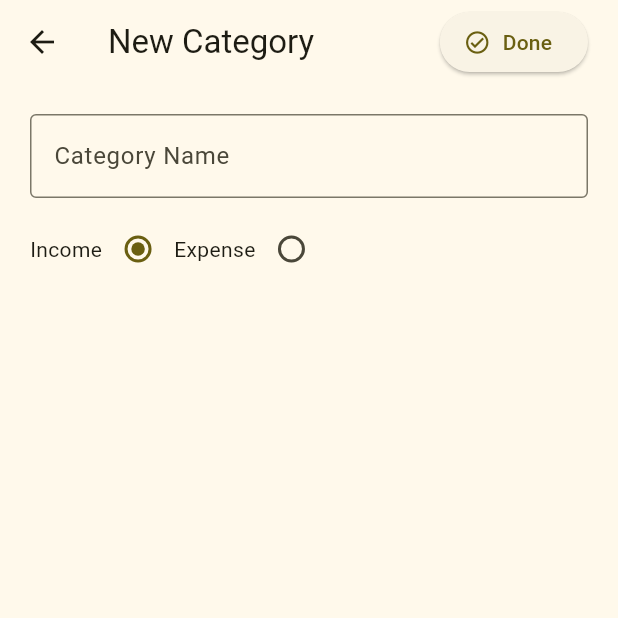
After one commit to shaderone/money_mapper, a Flutter app: the NewCategoryPage screen opened directly, on a phone screen of 412 x 824 dp, the top half of it. The commit adds this screen. Run offline on Flutter 3.47's test engine with Material 2 defaults, Android fonts, the phone set to English and light mode, and no system bars; our stand-ins replace hive_flutter; accounts and stored records are empty.

Commit message:
Create models,db-functions & page to add new category

```diff
--- /dev/null
+++ b/lib/models/category/category_model.dart
@@ -0,0 +1,23 @@
+import 'package:hive_flutter/adapters.dart';
+
+part 'category_model.g.dart';
+
+@HiveType(typeId: 0)
+enum CategoryType {
+  @HiveField(0)
+  income,
+  @HiveField(1)
+  expense,
+}
+
+@HiveType(typeId: 1)
+class CategoryModel extends HiveObject {
+  @HiveField(0)
+  final String categoryName;
+  @HiveField(1)
+  final CategoryType type;
+  @HiveField(2)
+  final bool isDeleted;
+
+  CategoryModel({required this.categoryName, required this.type, this.isDeleted = false});
+}
--- /dev/null
+++ b/lib/screens/pages/category/new_category_page.dart
@@ -0,0 +1,131 @@
+import 'package:flutter/material.dart';
+import 'package:money_management_app/models/category/category_model.dart';
+
+class NewCategoryPage extends StatefulWidget {
+  const NewCategoryPage({super.key});
+
+  @override
+  State<NewCategoryPage> createState() => _NewCategoryPageState();
+}
+
+class _NewCategoryPageState extends State<NewCategoryPage> {
+  static final ValueNotifier<CategoryType> selectedCategoryNotifier = ValueNotifier(CategoryType.income);
+  final _formKey = GlobalKey<FormState>();
+  final _categoryNameController = TextEditingController();
+
+  String? categoryNameInput;
+  @override
+  Widget build(BuildContext context) {
+    return Scaffold(
+      appBar: AppBar(
+        title: const Text("New Category"),
+        actions: [
+          ElevatedButton.icon(
+            onPressed: () => handleNewCategory,
+            label: const Text("Done"),
+            icon: const Icon(Icons.check_circle_outline_outlined),
+          ),
+          const SizedBox(width: 20),
+        ],
+      ),
+      body: SafeArea(
+        child: Padding(
+          padding: const EdgeInsets.symmetric(horizontal: 20, vertical: 10),
+          child: Form(
+            key: _formKey,
+            child: Column(
+              children: [
+                const SizedBox(height: 10),
+                TextFormField(
+                  validator: (value) {
+                    if (value == null || value.isEmpty) {
+                      return "Category name should not be empty";
+                    }
+                    return null;
+                  },
+                  onChanged: (value) {
+                    categoryNameInput = value;
+                  },
+                  onSaved: (newValue) {
+                    _categoryNameController.clear();
+                    _NewCategoryPageState.selectedCategoryNotifier.value = CategoryType.income;
+                  },
+                  controller: _categoryNameController,
+                  decoration: const InputDecoration(
+                    label: Text("Category Name"),
+                    border: OutlineInputBorder(),
+                  ),
+                ),
+                const SizedBox(height: 10),
+                const Row(
+                  children: [
+                    CustomRadioWidget(
+                      title: "Income",
+                      categoryType: CategoryType.income,
+                    ),
+                    CustomRadioWidget(
+                      title: "Expense",
+                      categoryType: CategoryType.expense,
+                    ),
+                  ],
+                ),
+              ],
+            ),
+          ),
+        ),
+      ),
+    );
+  }
+
+  void handleNewCategory() {
+    if (_formKey.currentState!.validate()) {
+      _formKey.currentState!.save();
+      CategoryModel(
+        categoryName: categoryNameInput!,
+        type: _NewCategoryPageState.selectedCategoryNotifier.value,
+      );
+      ScaffoldMessenger.of(context).showSnackBar(
+        SnackBar(
+          content: Text("Added Category '$categoryNameInput'"),
+          action: SnackBarAction(
+            label: "OK",
+            onPressed: () {},
+          ),
+        ),
+      );
+    }
+  }
+}
+
+class CustomRadioWidget extends StatelessWidget {
+  final String title;
+  final CategoryType categoryType;
+
+  const CustomRadioWidget({
+    super.key,
+    required this.title,
+    required this.categoryType,
+  });
+
+  @override
+  Widget build(BuildContext context) {
+    return Row(
+      children: [
+        Text(title),
+        ValueListenableBuilder(
+          valueListenable: _NewCategoryPageState.selectedCategoryNotifier,
+          builder: (BuildContext context, CategoryType type, Widget? _) {
+            return Radio<CategoryType>(
+              value: categoryType,
+              groupValue: type,
+              onChanged: (newValue) {
+                if (newValue == null) return;
+                _NewCategoryPageState.selectedCategoryNotifier.value = newValue;
+              },
+            );
+          },
+        ),
+      ],
+    );
+  }
+}
```
Also changed, not shown: lib/db/category/category_db.dart (added, +31 -0 lines), lib/main.dart (+13 -2 lines), lib/screens/home/home_screen.dart (+20 -5 lines), lib/models/category/category_model.g.dart (added).
